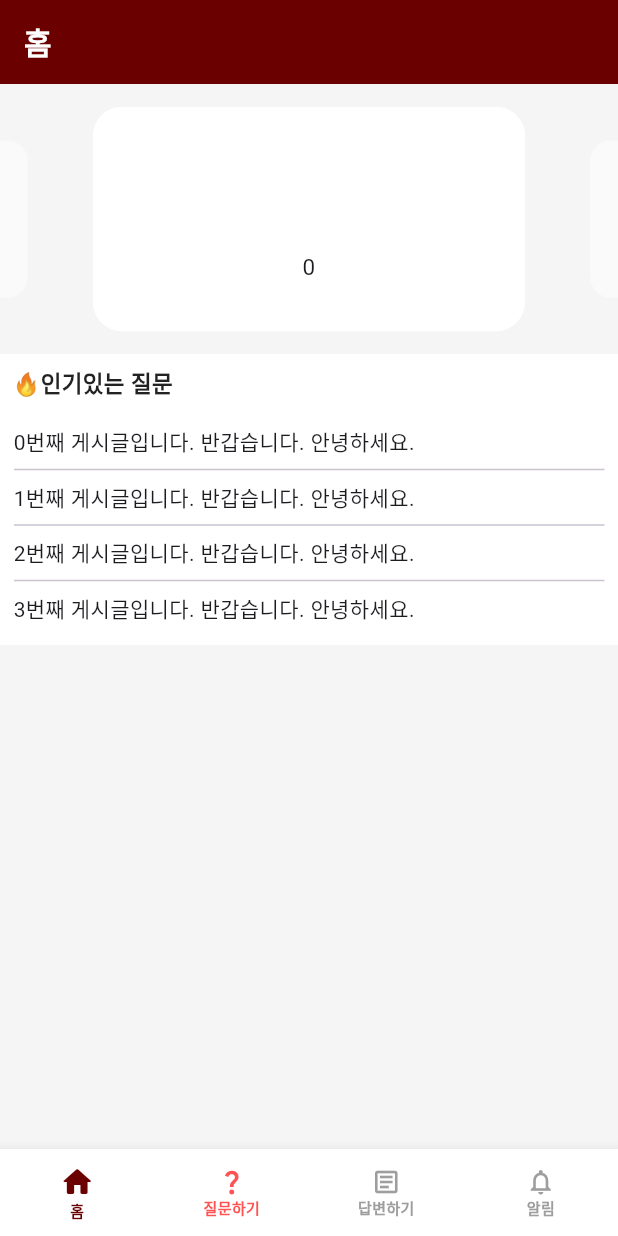
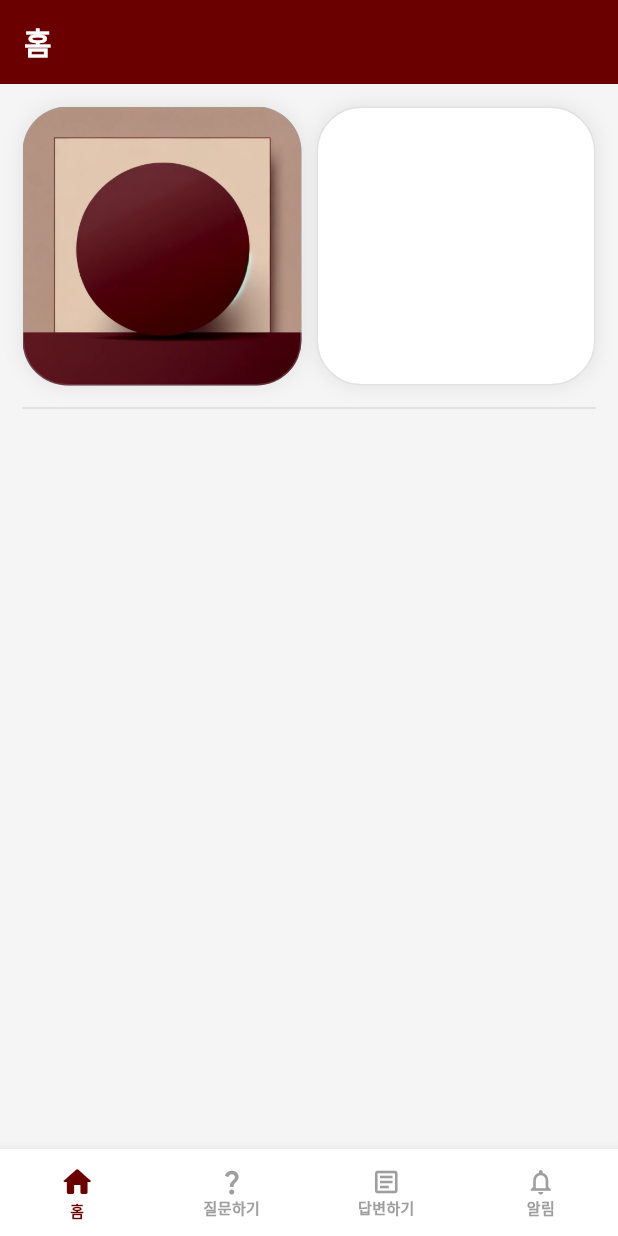
Before and after one commit to namudongs/kangwonuniv-capstone-flutter, a Flutter app: the screen it shows once a user with an empty profile is signed in, on a phone screen of 412 x 824 dp. Run offline on Flutter 3.47's test engine with Material 3 defaults, Android fonts, the phone set to English and light mode, and no system bars; drawn by our look-alikes of card_swiper, stylish_bottom_bar; our stand-ins replace animated_custom_dropdown, cloud_firestore, firebase_auth, firebase_core, image_picker, lottie; accounts and stored records are empty; Roboto replaces fonts that are missing (NanumGothic).

Commit message:
[feat] 홈

```diff
--- a/lib/components/bottomBar.dart
+++ b/lib/components/bottomBar.dart
@@ -1,4 +1,6 @@
 // ignore_for_file: avoid_print
+import 'dart:io';
+
 import 'package:capstone/ans/AnsPage.dart';
 import 'package:capstone/home/homePage.dart';
 import 'package:capstone/notfiy/notifyPage.dart';
@@ -79,8 +81,6 @@ class _BottomNavBarState extends State<BottomNavBar> {
               '질문하기',
               style: TextStyle(fontSize: 10),
             ),
-            unSelectedColor: Colors.redAccent,
-            selectedColor: const Color.fromARGB(255, 106, 0, 0),
           ),
           BottomBarItem(
             icon: const Icon(Icons.article_outlined),
--- a/lib/home/homePage.dart
+++ b/lib/home/homePage.dart
@@ -25,78 +25,59 @@ class _HomePageState extends State<HomePage> {
         centerTitle: false,
       ),
       body: SafeArea(
-        minimum: const EdgeInsets.only(top: 15),
+        minimum: const EdgeInsets.all(15),
         child: Column(
           children: [
-            SizedBox(
-              // color: Colors.grey[300],
-              height: 150,
-              child: Swiper(
-                itemBuilder: (BuildContext context, int index) {
-                  return ClipRRect(
-                      borderRadius: BorderRadius.circular(20),
-                      child: Container(
+            Row(
+              mainAxisAlignment: MainAxisAlignment.spaceBetween,
+              children: [
+                Container(
+                  width: MediaQuery.of(context).size.width / 2 - 20,
+                  height: MediaQuery.of(context).size.height / 4 - 20,
+                  decoration: BoxDecoration(
                     color: Colors.white,
-                        child: Center(
-                          child: Text(
-                            '${appUser?.university ?? '사용자 정보 로딩 중'}\n${appUser?.email ?? '사용자 정보 로딩 중'} \n${appUser?.userName}\n$index',
-                            style: const TextStyle(
-                              fontSize: 15,
+                    borderRadius: BorderRadius.circular(30),
+                    border: Border.all(
+                      color: Colors.grey.withOpacity(0.3),
                     ),
-                            textAlign: TextAlign.center,
+                    image: const DecorationImage(
+                      image: AssetImage('assets/images/box_deco_1.png'),
                     ),
+                    boxShadow: [
+                      BoxShadow(
+                        color: Colors.grey.withOpacity(0.2),
+                        blurRadius: 10,
+                        spreadRadius: 0.5,
+                        offset: Offset.zero,
                       ),
-                        // Image.network(
-                        //   "https://picsum.photos/400/200?random=$index",
-                        //   fit: BoxFit.fill,
-                        // ),
-                      ));
-                },
-                itemCount: 3,
-                itemHeight: 150,
-                viewportFraction: 0.7,
-                scale: 0.7,
-                fade: 0.5,
+                    ],
                   ),
                 ),
                 Container(
-              decoration: const BoxDecoration(
+                  width: MediaQuery.of(context).size.width / 2 - 20,
+                  height: MediaQuery.of(context).size.height / 4 - 20,
+                  decoration: BoxDecoration(
                     color: Colors.white,
-                // border: Border.all(color: Colors.grey.withOpacity(0.5)),
-                // borderRadius: BorderRadius.circular(20),
+                    borderRadius: BorderRadius.circular(30),
+                    border: Border.all(
+                      color: Colors.grey.withOpacity(0.3),
                     ),
-              alignment: Alignment.topLeft,
-              margin: const EdgeInsets.fromLTRB(0, 15, 0, 15),
-              child: Column(
-                children: [
-                  Container(
-                    alignment: Alignment.topLeft,
-                    padding: const EdgeInsets.all(8.0),
-                    child: const Text(
-                      "🔥인기있는 질문",
-                      style: TextStyle(
-                        fontSize: 15,
-                        fontWeight: FontWeight.bold,
-                        color: Colors.black87,
+                    boxShadow: [
+                      BoxShadow(
+                        color: Colors.grey.withOpacity(0.2),
+                        blurRadius: 10,
+                        spreadRadius: 0.5,
+                        offset: Offset.zero,
                       ),
-                    ),
-                  ),
-                  Container(
-                    width: double.infinity,
-                    height: 155,
-                    padding: const EdgeInsets.all(9),
-                    child: ListView.separated(
-                      itemCount: 10,
-                      itemBuilder: (BuildContext ctx, int idx) {
-                        return Text('$idx번째 게시글입니다. 반갑습니다. 안녕하세요.');
-                      },
-                      separatorBuilder: (BuildContext ctx, int idx) {
-                        return const Divider();
-                      },
+                    ],
                   ),
                 ),
               ],
             ),
+            Divider(
+              height: 30,
+              thickness: 1,
+              color: Colors.grey.withOpacity(0.3),
             ),
           ],
         ),
--- a/pubspec.yaml
+++ b/pubspec.yaml
@@ -76,6 +76,7 @@ flutter:
   assets:
     - assets/lottie/animation_lkiiozif.json
     - assets/lottie/animation_lkij23o3.json
+    - assets/images/box_deco_1.png
 
   # An image asset can refer to one or more resolution-specific "variants", see
   # https://flutter.dev/assets-and-images/#resolution-aware
```
Also changed, not shown: assets/icon/qu_icon.png (added), assets/images/box_deco_1.png (added). Lines whose indentation alone changed are shown as unchanged.
